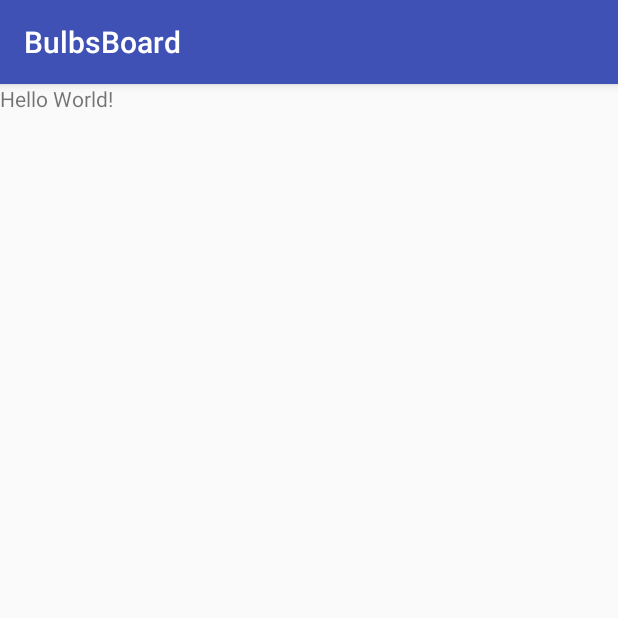
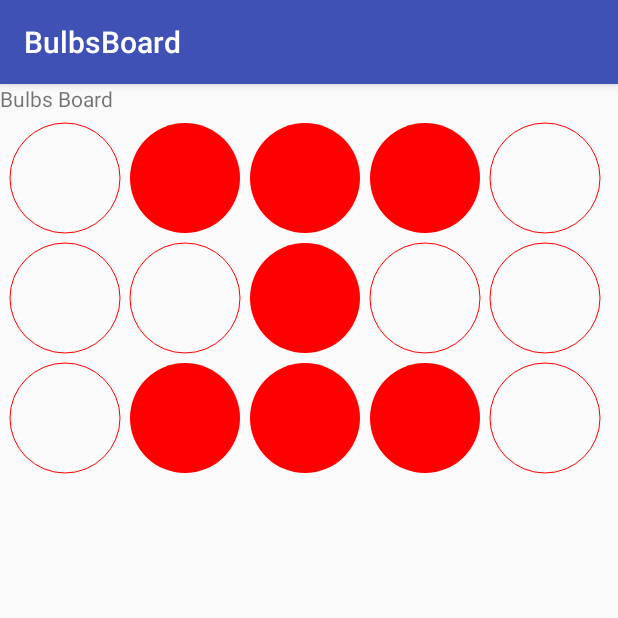
Before and after one commit to kirilenkoo/BulbsBoard, an Android app: the screen it shows after launch (MainActivity), on a phone screen of 412 x 824 dp, the top half of it. Run offline under Robolectric (Android 15) with nearby library versions, the phone set to English and light mode, and no system bars.

Commit message:
first demo

```diff
--- a/app/src/main/java/cn/beyace/bulbsboard/BulbsBoardView.java
+++ b/app/src/main/java/cn/beyace/bulbsboard/BulbsBoardView.java
@@ -1,8 +1,12 @@
 package cn.beyace.bulbsboard;
 
 import android.content.Context;
+import android.graphics.Canvas;
+import android.graphics.Color;
+import android.graphics.Paint;
 import android.support.annotation.Nullable;
 import android.util.AttributeSet;
+import android.util.Log;
 import android.view.View;
 
 /**
@@ -10,15 +14,82 @@ import android.view.View;
  */
 
 public class BulbsBoardView extends View {
+    byte[][] byteArrayData;
+    int bulbColor;
+
     public BulbsBoardView(Context context) {
         super(context);
     }
 
     public BulbsBoardView(Context context, @Nullable AttributeSet attrs) {
         super(context, attrs);
+        setBulbColor(Color.RED);
     }
 
     public BulbsBoardView(Context context, @Nullable AttributeSet attrs, int defStyleAttr) {
         super(context, attrs, defStyleAttr);
     }
+
+    @Override
+    protected void onMeasure(int widthMeasureSpec, int heightMeasureSpec) {
+        super.onMeasure(widthMeasureSpec, heightMeasureSpec);
+    }
+
+    @Override
+    protected void onLayout(boolean changed, int left, int top, int right, int bottom) {
+        super.onLayout(changed, left, top, right, bottom);
+    }
+
+    public void setByteArrayData(byte[][] bytes){
+        this.byteArrayData = bytes;
+    }
+
+    public void setBulbColor(int color){
+        this.bulbColor = color;
+    }
+
+    @Override
+    protected void onDraw(Canvas canvas) {
+        super.onDraw(canvas);
+        Paint lightBulbPaint = new Paint();
+        Paint unLightBulbPaint = new Paint();
+        unLightBulbPaint.setStyle(Paint.Style.STROKE);
+        unLightBulbPaint.setColor(bulbColor);
+        lightBulbPaint.setStyle(Paint.Style.FILL_AND_STROKE);
+        lightBulbPaint.setColor(bulbColor);
+//        Log.d("canvas wide",canvas.getWidth()+"");
+//        Log.d("canvas height", canvas.getHeight()+"");
+//        Log.d("view wide", getWidth()+"");
+//        Log.d("view height", getHeight()+"");
+//        Log.d("measure wide", getMeasuredWidth()+"");
+//        Log.d("measure height", getMeasuredHeight()+"");
+        if(byteArrayData != null) {
+            int bulbsColumnCount = byteArrayData[0].length;
+            int bulbGap = 10;
+            int bulbRadius = (canvas.getWidth()-bulbGap*(bulbsColumnCount+1))/bulbsColumnCount/2;
+            for(int i = 0; i<byteArrayData.length; i++){
+
+                if(i == 0) {
+                    canvas.translate(0, bulbGap + bulbRadius);
+                }else{
+                    canvas.translate(0, bulbGap + bulbRadius*2);
+                }
+                canvas.save();
+                for(int j = 0; j<byteArrayData[i].length; j++){
+                    if(j == 0) {
+                        canvas.translate(bulbGap + bulbRadius, 0);
+                    }else{
+                        canvas.translate(bulbGap + bulbRadius*2, 0);
+
+                    }
+                    if(byteArrayData[i][j] != 0 ) {
+                        canvas.drawCircle(0, 0, bulbRadius, lightBulbPaint);
+                    }else{
+                        canvas.drawCircle(0, 0, bulbRadius, unLightBulbPaint);
+                    }
+                }
+                canvas.restore();
+            }
+        }
+    }
 }
--- a/app/src/main/java/cn/beyace/bulbsboard/MainActivity.java
+++ b/app/src/main/java/cn/beyace/bulbsboard/MainActivity.java
@@ -4,10 +4,24 @@ import android.support.v7.app.AppCompatActivity;
 import android.os.Bundle;
 
 public class MainActivity extends AppCompatActivity {
-
+    BulbsBoardView bulbsBoardView;
+    byte[][] byteData;
     @Override
     protected void onCreate(Bundle savedInstanceState) {
         super.onCreate(savedInstanceState);
         setContentView(R.layout.activity_main);
+        bulbsBoardView = (BulbsBoardView) findViewById(R.id.bulbsBoardView);
+        byteData = new byte[][]{
+                new byte[]{
+                        0,1,1,1,0
+                },
+                new byte[]{
+                        0,0,1,0,0
+                },
+                new byte[]{
+                        0,1,1,1,0
+                }
+        };
+        bulbsBoardView.setByteArrayData(byteData);
     }
 }
--- a/app/src/main/res/layout/activity_main.xml
+++ b/app/src/main/res/layout/activity_main.xml
@@ -1,15 +1,19 @@
 <?xml version="1.0" encoding="utf-8"?>
-<RelativeLayout xmlns:android="http://schemas.android.com/apk/res/android"
-    xmlns:app="http://schemas.android.com/apk/res-auto"
+<LinearLayout xmlns:android="http://schemas.android.com/apk/res/android"
     xmlns:tools="http://schemas.android.com/tools"
     android:layout_width="match_parent"
     android:layout_height="match_parent"
+    android:orientation="vertical"
     tools:context="cn.beyace.bulbsboard.MainActivity">
 
     <TextView
-        android:layout_width="wrap_content"
-        android:layout_height="wrap_content"
-        android:text="Hello World!"
-        />
+    android:layout_width="wrap_content"
+    android:layout_height="wrap_content"
+    android:text="Bulbs Board"
+    />
 
-</RelativeLayout>
+    <cn.beyace.bulbsboard.BulbsBoardView
+        android:id="@+id/bulbsBoardView"
+        android:layout_width="match_parent"
+        android:layout_height="match_parent" />
+</LinearLayout>
```
